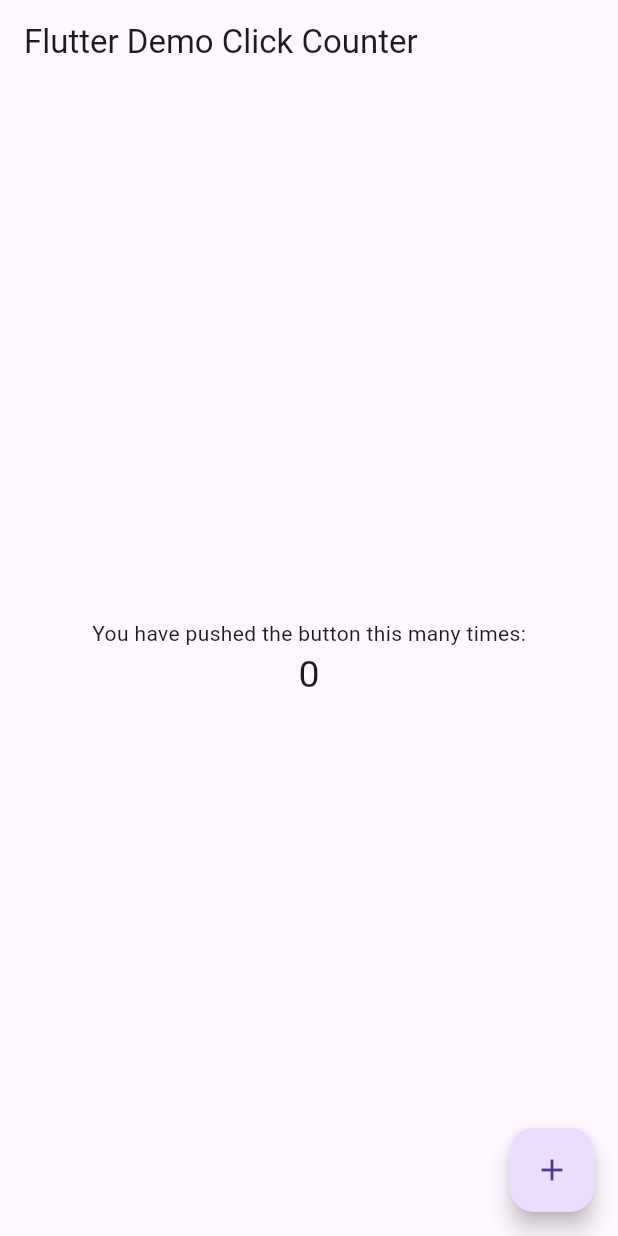
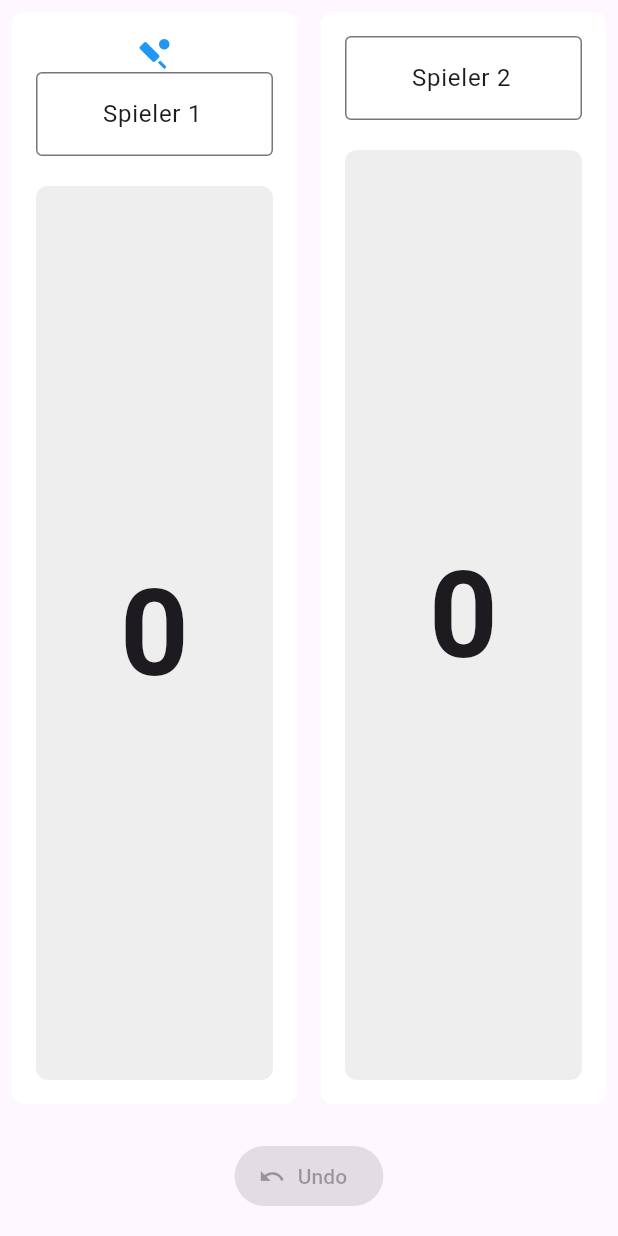
Before and after one commit to andyPetsch/club_score, a Flutter app: the screen it shows after launch, on a phone screen of 412 x 824 dp. Run offline on Flutter 3.47's test engine with Material 3 defaults, Android fonts, the phone set to English and light mode, and no system bars.

```diff
--- a/lib/main.dart
+++ b/lib/main.dart
@@ -1,91 +1,22 @@
+// lib/main.dart
 import 'package:flutter/material.dart';
+import 'package:provider/provider.dart';
+import 'controllers/game_controller.dart';
+import 'screens/game_screen.dart';
 
-void main() => runApp(const MyApp());
+void main() => runApp(MyApp());
 
 class MyApp extends StatelessWidget {
-  const MyApp({super.key});
-  static const String _title = 'Flutter Stateful Clicker Counter';
-  // This widget is the root of your application.
   @override
   Widget build(BuildContext context) {
-    return MaterialApp(
-      title: _title,
-      theme: ThemeData(
-        // useMaterial3: false,
-        primarySwatch: Colors.blue,
-      ),
-      home: const MyHomePage(),
-    );
-  }
-}
-
-class MyHomePage extends StatefulWidget {
-  const MyHomePage({super.key});
-  // This widget is the home page of your application. It is stateful, meaning
-  // that it has a State object (defined below) that contains fields that affect
-  // how it looks.
-  // This class is the configuration for the state.
-  @override
-  _MyHomePageState createState() => _MyHomePageState();
-}
-
-class _MyHomePageState extends State<MyHomePage> {
-  int _counter = 0;
-
-  void _incrementCounter() {
-    setState(() {
-      // This call to setState tells the Flutter framework that something has
-      // changed in this State, which causes it to rerun the build method below
-      // so that the display can reflect the updated values. If we changed
-      // _counter without calling setState(), then the build method would not be
-      // called again, and so nothing would appear to happen.
-      _counter++;
-    });
-  }
-
-  @override
-  Widget build(BuildContext context) {
-    // This method is rerun every time setState is called, for instance as done
-    // by the _incrementCounter method above.
-    //
-    // The Flutter framework has been optimized to make rerunning build methods
-    // fast, so that you can just rebuild anything that needs updating rather
-    // than having to individually change instances of widgets.
-    return Scaffold(
-      appBar: AppBar(
-        // Here we take the value from the MyHomePage object that was created by
-        // the App.build method, and use it to set our appbar title.
-        title: const Text('Flutter Demo Click Counter'),
-      ),
-      body: Center(
-        // Center is a layout widget. It takes a single child and positions it
-        // in the middle of the parent.
-        child: Column(
-          // Column is also a layout widget. It takes a list of children and
-          // arranges them vertically. By default, it sizes itself to fit its
-          // children horizontally, and tries to be as tall as its parent.
-          //
-          // Column has various properties to control how it sizes itself and
-          // how it positions its children. Here we use mainAxisAlignment to
-          // center the children vertically; the main axis here is the vertical
-          // axis because Columns are vertical (the cross axis would be
-          // horizontal).
-          mainAxisAlignment: MainAxisAlignment.center,
-          children: <Widget>[
-            const Text(
-              'You have pushed the button this many times:',
-            ),
-            Text(
-              '$_counter',
-              style: const TextStyle(fontSize: 25),
-            ),
-          ],
+    return ChangeNotifierProvider(
+      create: (context) => GameController(),
+      child: MaterialApp(
+        title: 'Flutter Stateful Billiards Counter',
+        theme: ThemeData(
+          primarySwatch: Colors.blue,
         ),
-      ),
-      floatingActionButton: FloatingActionButton(
-        onPressed: _incrementCounter,
-        tooltip: 'Increment',
-        child: const Icon(Icons.add),
+        home: GameScreen(),
       ),
     );
   }
--- /dev/null
+++ b/lib/models/game_state.dart
@@ -0,0 +1,50 @@
+// lib/models/game_state.dart
+class GameState {
+  List<String> playerNames;
+  List<int> scores;
+  String breakType;
+  int breakingPlayer;
+  int? winner;
+  int activePlayer;
+  String gameType;
+  int raceToWin;
+
+  GameState({
+    required this.playerNames,
+    required this.scores,
+    required this.breakType,
+    required this.breakingPlayer,
+    this.winner,
+    required this.activePlayer,
+    required this.gameType,
+    required this.raceToWin,
+  });
+
+  // Create a default state
+  factory GameState.defaultState() {
+    return GameState(
+      playerNames: ['Spieler 1', 'Spieler 2'],
+      scores: [0, 0],
+      breakType: 'alternating',
+      breakingPlayer: 1,
+      winner: null,
+      activePlayer: 1,
+      gameType: '9ball',
+      raceToWin: 5,
+    );
+  }
+
+  // Clone method for state updates
+  GameState clone() {
+    return GameState(
+      playerNames: List.from(playerNames),
+      scores: List.from(scores),
+      breakType: breakType,
+      breakingPlayer: breakingPlayer,
+      winner: winner,
+      activePlayer: activePlayer,
+      gameType: gameType,
+      raceToWin: raceToWin,
+    );
+  }
+}
--- /dev/null
+++ b/lib/screens/game_screen.dart
@@ -0,0 +1,85 @@
+// lib/screens/game_screen.dart
+import 'package:flutter/material.dart';
+import 'package:provider/provider.dart';
+import '../controllers/game_controller.dart';
+import '../widgets/score_display.dart';
+import '../widgets/win_screen.dart';
+import '../widgets/game_selection_modal.dart';
+
+class GameScreen extends StatelessWidget {
+  const GameScreen({Key? key}) : super(key: key);
+
+  @override
+  Widget build(BuildContext context) {
+    final gameController = Provider.of<GameController>(context);
+    final state = gameController.state;
+
+    return Scaffold(
+      body: Stack(
+        children: [
+          Column(
+            children: [
+              // Score displays
+              Expanded(
+                child: Row(
+                  children: [
+                    ScoreDisplay(
+                      playerIndex: 0,
+                      isActive: state.activePlayer == 1,
+                      isBreaking: state.breakingPlayer == 1,
+                    ),
+                    ScoreDisplay(
+                      playerIndex: 1,
+                      isActive: state.activePlayer == 2,
+                      isBreaking: state.breakingPlayer == 2,
+                    ),
+                  ],
+                ),
+              ),
+
+              // Bottom controls
+              Padding(
+                padding: const EdgeInsets.all(16.0),
+                child: Row(
+                  mainAxisAlignment: MainAxisAlignment.spaceEvenly,
+                  children: [
+                    ElevatedButton.icon(
+                      icon: const Icon(Icons.undo),
+                      label: const Text('Undo'),
+                      onPressed: gameController.stateHistory.isEmpty
+                          ? null
+                          : () => gameController.handleAction({'type': 'UNDO'}),
+                    ),
+                  ],
+                ),
+              ),
+            ],
+          ),
+
+          // Win Screen Overlay
+          if (state.winner != null)
+            WinScreen(
+              winner: state.playerNames[state.winner! - 1],
+              onDismiss: () {
+                _showNewGameDialog(context, gameController);
+              },
+            ),
+        ],
+      ),
+    );
+  }
+
+  void _showNewGameDialog(BuildContext context, GameController controller) {
+    showDialog(
+      context: context,
+      builder: (BuildContext context) {
+        return GameSelectionModal(
+          onGameSelected: (gameType) {
+            Navigator.of(context).pop(); // Close the dialog
+            // _showPoolGameSetup(context, controller, gameType);
+          },
+        );
+      },
+    );
+  }
+}
--- /dev/null
+++ b/lib/widgets/score_display.dart
@@ -0,0 +1,89 @@
+// lib/widgets/score_display.dart
+import 'package:flutter/material.dart';
+import 'package:provider/provider.dart';
+import '../controllers/game_controller.dart';
+
+class ScoreDisplay extends StatelessWidget {
+  final int playerIndex;
+  final bool isActive;
+  final bool isBreaking;
+
+  const ScoreDisplay({
+    Key? key,
+    required this.playerIndex,
+    required this.isActive,
+    required this.isBreaking,
+  }) : super(key: key);
+
+  @override
+  Widget build(BuildContext context) {
+    final gameController = Provider.of<GameController>(context);
+    final state = gameController.state;
+    final int displayedScore = state.scores[playerIndex];
+    final String playerName = state.playerNames[playerIndex];
+
+    return Expanded(
+      child: GestureDetector(
+        onTap: () => gameController.handleAction({
+          'type': 'SCORE',
+          'player': playerIndex + 1,
+        }),
+        child: Container(
+          decoration: BoxDecoration(
+            color: Colors.white,
+            border: (isActive && state.gameType == '141')
+                ? Border.all(color: Colors.blue, width: 3.0)
+                : null, // No border when inactive
+            borderRadius: BorderRadius.circular(8),
+          ),
+          padding: EdgeInsets.all(16),
+          margin: EdgeInsets.all(8),
+          child: Column(
+            mainAxisAlignment: MainAxisAlignment.center,
+            children: [
+              // Player name field
+              if (isBreaking) Icon(Icons.sports_cricket, color: Colors.blue),
+              TextField(
+                textAlign: TextAlign.center,
+                decoration: InputDecoration(
+                  hintText: 'Spieler ${playerIndex + 1}',
+                  border: OutlineInputBorder(),
+                ),
+                controller: TextEditingController(text: playerName),
+                onChanged: (value) => gameController.handleAction({
+                  'type': 'UPDATE_NAME',
+                  'player': playerIndex + 1,
+                  'name': value,
+                }),
+              ),
+              SizedBox(height: 20),
+
+              // Score display
+              Expanded(
+                child: Container(
+                  padding: EdgeInsets.symmetric(vertical: 24, horizontal: 16),
+                  decoration: BoxDecoration(
+                    color: Colors.grey.shade200,
+                    borderRadius: BorderRadius.circular(8),
+                  ),
+                  child: Row(
+                    mainAxisAlignment: MainAxisAlignment.center,
+                    children: [
+                      Text(
+                        '$displayedScore',
+                        style: TextStyle(
+                          fontSize: 80,
+                          fontWeight: FontWeight.bold,
+                        ),
+                      ),
+                    ],
+                  ),
+                ),
+              ),
+            ],
+          ),
+        ),
+      ),
+    );
+  }
+}
--- a/pubspec.yaml
+++ b/pubspec.yaml
@@ -9,6 +9,7 @@ environment:
 dependencies:
   flutter:
     sdk: flutter
+  provider: ^6.0.5
 
 dev_dependencies:
   flutter_test:
```
Also changed, not shown: lib/controllers/game_controller.dart (added, +64 -0 lines), lib/models/pool_game_logic.dart (added, +27 -0 lines), lib/widgets/game_selection_modal.dart (added, +101 -0 lines), lib/widgets/win_screen.dart (added, +44 -0 lines).
